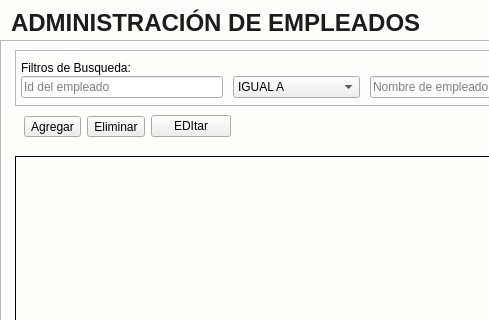
The window that app/View/UserInterfaceUi/UI_CONTROL_EMPLEADOS.ui (LAngelVp/software-punto-de-venta) describes before a commit, drawn with Qt 5; both pictures show x 0 to 489 and y 0 to 320 of the 840 by 709 pixel window.
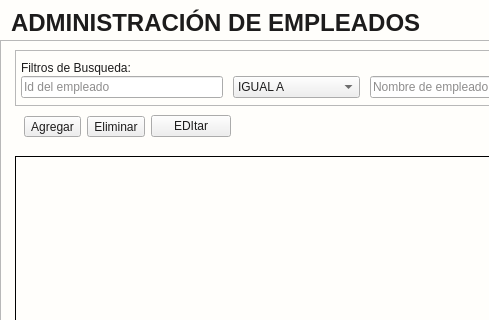
The same window after the commit. Icons and pictures are not drawn.

```diff
--- a/app/View/UserInterfaceUi/UI_CONTROL_EMPLEADOS.ui
+++ b/app/View/UserInterfaceUi/UI_CONTROL_EMPLEADOS.ui
@@ -14,7 +14,8 @@
    <string>Form</string>
   </property>
   <property name="styleSheet">
-   <string notr="true">#Control_empleados{
+   <string notr="true">*{color: #1d1c1c;}
+#Control_empleados{
 background-color: #fffefb;
 }
 #panel_controles{
@@ -22,6 +23,7 @@
 }
 [objectName*=&quot;contenedor&quot;]{
 background-color: #fffefb;
+border:none;
 }
 #label_we_titulo_empleado{
 color:#1d1c1c;
@@ -91,38 +93,53 @@
 #btn_RefrescarTabla:pressed{
 background: #b6ccd8 ;
 }
-[objectName^=&quot;cajaopciones_&quot;]{
-border: none;
-border-bottom: 1px solid rgb(29, 28, 28);
-borde-radius: 5px;
-padding: 2px;
-background-color: #f5f4f1;
-borde-radius: 5px;
-font-size: 12px;
-min-width:87px;
+[objectName*=&quot;cajaOpciones&quot;] {
+    border: none;
+    border-bottom: 1px solid #787878 ;
+    padding: 2px ;
+    background-color: #F5F5F5 ;
+    font-size: 14px ;
+    min-width: 200px ;
+    font-family: &quot;Arial&quot; ;
+    color: #1d1c1c ;
+	selection-background-color: #4791F5; 
 }
-[objectName*=&quot;cajaopciones_&quot;]::drop-down{
-subcontrol-origin: padding;
-subcontrol-position: top right;
-padding-right:5px;
-width: 20%;
-border-left-width: 1px;
-borde-radius: 5px;
-background-color: #f5f4f1;
+
+/* ESTILO DEL DROPDOWN (LISTA) */
+[objectName*=&quot;cajaOpciones&quot;] QListView {
+    background: #F5F5F5 ;
+    border-radius: 3px;
+    outline: none;
 }
-[objectName*=&quot;cajaopciones_&quot;]::down-arrow{
-image: url(:/Icons/Bootstrap/filter-left.svg);
-width: 17%;
-height: 17%;
-padding-left:5px;
-padding-right:5px;
+
+/* ESTILO DE LOS ÍTEMS */
+[objectName*=&quot;cajaOpciones&quot;] QListView::item {
+    padding: 6px 10px ;
+    margin: 2px ;
+}
+/* BOTÓN DESPLEGABLE */
+[objectName*=&quot;cajaOpciones&quot;]::drop-down {
+    subcontrol-origin: padding ;
+    subcontrol-position: top right ;
+    padding-right: 5px ;
+    width: 20% ;
+    border-left-width: 1px ;
+    border-radius: 3px ;
+    background-color: #F5F5F5 ;
+}
+/* FLECHA DESPLEGABLE */
+[objectName*=&quot;cajaOpciones&quot;]::down-arrow {
+    image: url(:/Icons/Bootstrap/filter-left.svg);
+    width: 17% ;
+    height: 17% ;
+    padding-left: 5px ;
+    padding-right: 5px ;
 }
 /*TABLA*/
-
 [objectName*=&quot;tabla_&quot;] {
     font-family: Arial;
     font-size: 14px;
-	background: #fffefb;
+background: #F5F5F5;
 }
 
 /* Encabezados de la tabla */
@@ -145,8 +162,7 @@
 [objectName*=&quot;tabla_&quot;] QHeaderView::vertical {
     background-color: #023375;
     color: white;
-}
-</string>
+}</string>
   </property>
   <layout class="QGridLayout" name="gridLayout">
    <property name="leftMargin">
```
Left out of the diff: 38 changed lines with no effect on the pictures.
